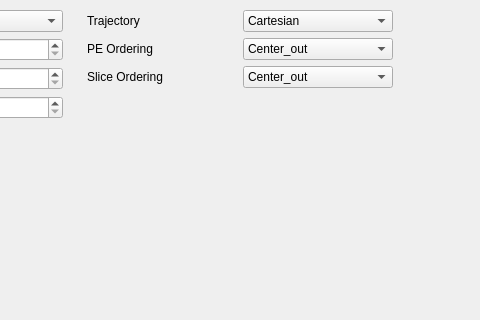
Old version of the form sequences/tse_3D/interface.ui in the repository mri4all/console; both pictures show x 477 to 957 and y 0 to 320 of the 1154 by 440 pixel window.
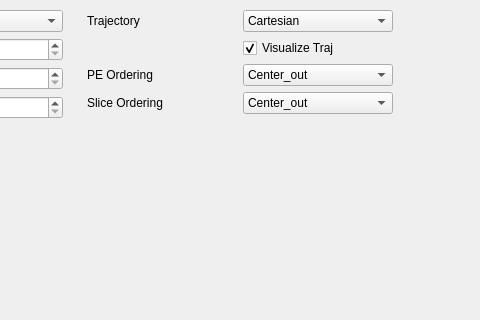
New version of the form.

Commit message: Add checkbox for view trajectory

```diff
--- a/sequences/tse_3D/interface.ui
+++ b/sequences/tse_3D/interface.ui
@@ -280,19 +280,6 @@
     <item>
      <layout class="QGridLayout" name="gridLayout_3">
       <item row="2" column="0">
-       <widget class="QLabel" name="label_15">
-        <property name="minimumSize">
-         <size>
-          <width>150</width>
-          <height>0</height>
-         </size>
-        </property>
-        <property name="text">
-         <string>Slice Ordering</string>
-        </property>
-       </widget>
-      </item>
-      <item row="1" column="0">
        <widget class="QLabel" name="label_12">
         <property name="minimumSize">
          <size>
@@ -305,59 +292,6 @@
         </property>
        </widget>
       </item>
-      <item row="2" column="1" colspan="2">
-       <widget class="QComboBox" name="Slice_Ordering_ComboBox">
-        <property name="minimumSize">
-         <size>
-          <width>150</width>
-          <height>0</height>
-         </size>
-        </property>
-        <item>
-         <property name="text">
-          <string>Center_out</string>
-         </property>
-        </item>
-        <item>
-         <property name="text">
-          <string>Linear_up</string>
-         </property>
-        </item>
-       </widget>
-      </item>
-      <item row="1" column="1" colspan="2">
-       <widget class="QComboBox" name="PE_Ordering_ComboBox">
-        <property name="minimumSize">
-         <size>
-          <width>150</width>
-          <height>0</height>
-         </size>
-        </property>
-        <item>
-         <property name="text">
-          <string>Center_out</string>
-         </property>
-        </item>
-        <item>
-         <property name="text">
-          <string>Linear_up</string>
-         </property>
-        </item>
-       </widget>
-      </item>
-      <item row="0" column="0">
-       <widget class="QLabel" name="label_11">
-        <property name="minimumSize">
-         <size>
-          <width>150</width>
-          <height>0</height>
-         </size>
-        </property>
-        <property name="text">
-         <string>Trajectory</string>
-        </property>
-       </widget>
-      </item>
       <item row="0" column="1" colspan="2">
        <widget class="QComboBox" name="Trajectory_ComboBox">
         <property name="minimumSize">
@@ -373,7 +307,27 @@
         </item>
        </widget>
       </item>
-      <item row="3" column="1">
+      <item row="3" column="1" colspan="2">
+       <widget class="QComboBox" name="Slice_Ordering_ComboBox">
+        <property name="minimumSize">
+         <size>
+          <width>150</width>
+          <height>0</height>
+         </size>
+        </property>
+        <item>
+         <property name="text">
+          <string>Center_out</string>
+         </property>
+        </item>
+        <item>
+         <property name="text">
+          <string>Linear_up</string>
+         </property>
+        </item>
+       </widget>
+      </item>
+      <item row="4" column="1">
        <spacer name="verticalSpacer_3">
         <property name="orientation">
          <enum>Qt::Vertical</enum>
@@ -386,6 +340,65 @@
         </property>
        </spacer>
       </item>
+      <item row="0" column="0">
+       <widget class="QLabel" name="label_11">
+        <property name="minimumSize">
+         <size>
+          <width>150</width>
+          <height>0</height>
+         </size>
+        </property>
+        <property name="text">
+         <string>Trajectory</string>
+        </property>
+       </widget>
+      </item>
+      <item row="3" column="0">
+       <widget class="QLabel" name="label_15">
+        <property name="minimumSize">
+         <size>
+          <width>150</width>
+          <height>0</height>
+         </size>
+        </property>
+        <property name="text">
+         <string>Slice Ordering</string>
+        </property>
+       </widget>
+      </item>
+      <item row="2" column="1" colspan="2">
+       <widget class="QComboBox" name="PE_Ordering_ComboBox">
+        <property name="minimumSize">
+         <size>
+          <width>150</width>
+          <height>0</height>
+         </size>
+        </property>
+        <item>
+         <property name="text">
+          <string>Center_out</string>
+         </property>
+        </item>
+        <item>
+         <property name="text">
+          <string>Linear_up</string>
+         </property>
+        </item>
+       </widget>
+      </item>
+      <item row="1" column="1">
+       <widget class="QCheckBox" name="visualize_traj_CheckBox">
+        <property name="whatsThis">
+         <string>Visualize the trajectory</string>
+        </property>
+        <property name="text">
+         <string>Visualize Traj</string>
+        </property>
+        <property name="checked">
+         <bool>true</bool>
+        </property>
+       </widget>
+      </item>
      </layout>
     </item>
    </layout>
```
